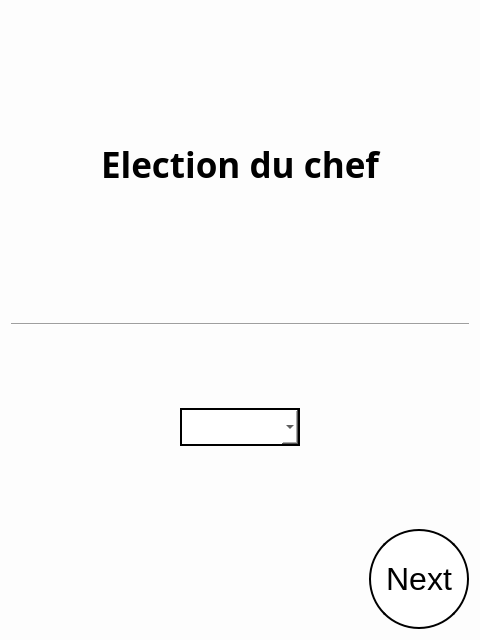
Old version of the form SporzOBC-WAL/code/resources/elect_chief.ui in the repository Eben-Epi/SporzOBC.
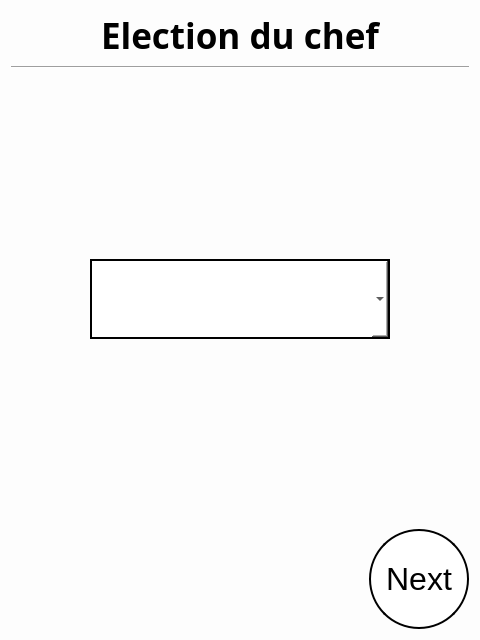
New version of the form.

```diff
--- a/SporzOBC-WAL/code/resources/elect_chief.ui
+++ b/SporzOBC-WAL/code/resources/elect_chief.ui
@@ -35,8 +35,14 @@
   <layout class="QGridLayout" name="gridLayout">
    <item row="0" column="0">
     <layout class="QVBoxLayout" name="verticalLayout_2">
-     <item>
+     <item alignment="Qt::AlignHCenter">
       <widget class="QLabel" name="label">
+       <property name="sizePolicy">
+        <sizepolicy hsizetype="Fixed" vsizetype="Fixed">
+         <horstretch>0</horstretch>
+         <verstretch>0</verstretch>
+        </sizepolicy>
+       </property>
        <property name="font">
         <font>
          <family>Yu Gothic UI Semibold</family>
@@ -85,7 +91,14 @@
         </spacer>
        </item>
        <item alignment="Qt::AlignHCenter|Qt::AlignVCenter">
-        <widget class="QComboBox" name="selectChief"/>
+        <widget class="QComboBox" name="selectChief">
+         <property name="minimumSize">
+          <size>
+           <width>300</width>
+           <height>80</height>
+          </size>
+         </property>
+        </widget>
        </item>
        <item>
         <spacer name="verticalSpacer_2">
```
